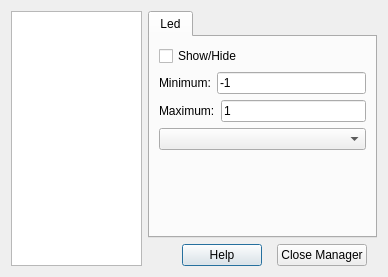
Qt form trunk/src/qrl_leds_manager.ui (fcuzzocrea/QRTAILab) before a commit.
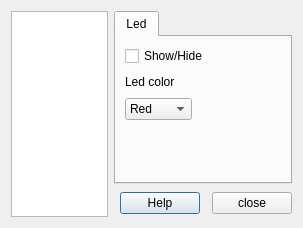
The same form after that commit.

```diff
--- a/trunk/src/qrl_leds_manager.ui
+++ b/trunk/src/qrl_leds_manager.ui
@@ -5,15 +5,15 @@
    <rect>
     <x>0</x>
     <y>0</y>
-    <width>388</width>
-    <height>277</height>
+    <width>303</width>
+    <height>228</height>
    </rect>
   </property>
   <property name="windowTitle" >
    <string>Leds Manager</string>
   </property>
-  <layout class="QHBoxLayout" >
-   <item>
+  <layout class="QGridLayout" >
+   <item rowspan="2" row="0" column="0" >
     <widget class="QListWidget" name="ledListWidget" >
      <property name="baseSize" >
       <size>
@@ -23,9 +23,7 @@
      </property>
     </widget>
    </item>
-   <item>
-    <layout class="QVBoxLayout" >
-     <item>
+   <item row="0" column="1" colspan="4" >
       <widget class="QTabWidget" name="tabWidget" >
        <property name="currentIndex" >
         <number>0</number>
@@ -35,108 +33,121 @@
          <string>Led</string>
         </attribute>
         <layout class="QGridLayout" >
-         <item row="0" column="0" >
-          <layout class="QVBoxLayout" >
-           <item>
+       <item rowspan="2" row="0" column="0" colspan="3" >
             <widget class="QCheckBox" name="showCheckBox" >
              <property name="text" >
               <string>Show/Hide</string>
              </property>
             </widget>
            </item>
-           <item>
-            <layout class="QHBoxLayout" >
-             <item>
-              <widget class="QLabel" name="minLabel" >
-               <property name="text" >
-                <string>Minimum:</string>
-               </property>
-               <property name="buddy" >
-                <cstring>minLineEdit</cstring>
-               </property>
-              </widget>
-             </item>
-             <item>
-              <widget class="QLineEdit" name="minLineEdit" >
-               <property name="layoutDirection" >
-                <enum>Qt::RightToLeft</enum>
-               </property>
+       <item row="1" column="2" >
+        <spacer>
+         <property name="orientation" >
+          <enum>Qt::Horizontal</enum>
+         </property>
+         <property name="sizeHint" >
+          <size>
+           <width>40</width>
+           <height>20</height>
+          </size>
+         </property>
+        </spacer>
+       </item>
+       <item row="2" column="0" >
+        <widget class="QLabel" name="colorLabel" >
                <property name="text" >
-                <string>-1</string>
+          <string>Led color</string>
                </property>
               </widget>
              </item>
-            </layout>
-           </item>
+       <item row="2" column="1" colspan="2" >
+        <spacer>
+         <property name="orientation" >
+          <enum>Qt::Horizontal</enum>
+         </property>
+         <property name="sizeHint" >
+          <size>
+           <width>40</width>
+           <height>20</height>
+          </size>
+         </property>
+        </spacer>
+       </item>
+       <item row="3" column="0" >
+        <widget class="QComboBox" name="ledColorComboBox" >
            <item>
-            <layout class="QHBoxLayout" >
+          <property name="text" >
+           <string>Red</string>
+          </property>
+         </item>
              <item>
-              <widget class="QLabel" name="maxLabel" >
                <property name="text" >
-                <string>Maximum:</string>
-               </property>
-               <property name="buddy" >
-                <cstring>maxLineEdit</cstring>
-               </property>
-              </widget>
+           <string>Green</string>
+          </property>
              </item>
              <item>
-              <widget class="QLineEdit" name="maxLineEdit" >
-               <property name="layoutDirection" >
-                <enum>Qt::RightToLeft</enum>
-               </property>
+          <property name="text" >
+           <string>Blue</string>
+          </property>
+         </item>
+         <item>
                <property name="text" >
-                <string>1</string>
-               </property>
-              </widget>
-             </item>
-            </layout>
-           </item>
-           <item>
-            <widget class="QComboBox" name="meterComboBox" />
-           </item>
-           <item>
+           <string>Yellow</string>
+          </property>
+         </item>
+        </widget>
+       </item>
+       <item row="3" column="1" colspan="2" >
+        <spacer>
+         <property name="orientation" >
+          <enum>Qt::Horizontal</enum>
+         </property>
+         <property name="sizeHint" >
+          <size>
+           <width>40</width>
+           <height>20</height>
+          </size>
+         </property>
+        </spacer>
+       </item>
+       <item row="4" column="0" >
             <spacer>
              <property name="orientation" >
               <enum>Qt::Vertical</enum>
              </property>
              <property name="sizeHint" >
               <size>
-               <width>207</width>
-               <height>20</height>
+           <width>20</width>
+           <height>40</height>
               </size>
              </property>
             </spacer>
            </item>
           </layout>
-         </item>
-        </layout>
        </widget>
       </widget>
      </item>
-     <item>
-      <layout class="QHBoxLayout" >
-       <item>
+   <item row="1" column="1" >
         <spacer>
          <property name="orientation" >
           <enum>Qt::Horizontal</enum>
          </property>
          <property name="sizeHint" >
           <size>
-           <width>40</width>
-           <height>20</height>
+       <width>16</width>
+       <height>27</height>
           </size>
          </property>
         </spacer>
        </item>
-       <item>
+   <item row="1" column="2" >
         <widget class="QPushButton" name="helpButton" >
          <property name="text" >
           <string>Help</string>
          </property>
         </widget>
        </item>
-       <item>
+   <item row="1" column="3" >
         <spacer>
          <property name="orientation" >
           <enum>Qt::Horizontal</enum>
@@ -144,34 +155,17 @@
          <property name="sizeHint" >
           <size>
            <width>16</width>
-           <height>20</height>
+       <height>27</height>
           </size>
          </property>
         </spacer>
        </item>
-       <item>
+   <item row="1" column="4" >
         <widget class="QPushButton" name="closeButton" >
          <property name="text" >
-          <string>Close Manager</string>
-         </property>
-        </widget>
-       </item>
-       <item>
-        <spacer>
-         <property name="orientation" >
-          <enum>Qt::Horizontal</enum>
-         </property>
-         <property name="sizeHint" >
-          <size>
-           <width>16</width>
-           <height>20</height>
-          </size>
-         </property>
-        </spacer>
-       </item>
-      </layout>
-     </item>
-    </layout>
+      <string>close</string>
+     </property>
+    </widget>
    </item>
   </layout>
  </widget>
```
Lines whose indentation alone changed are shown as unchanged.
